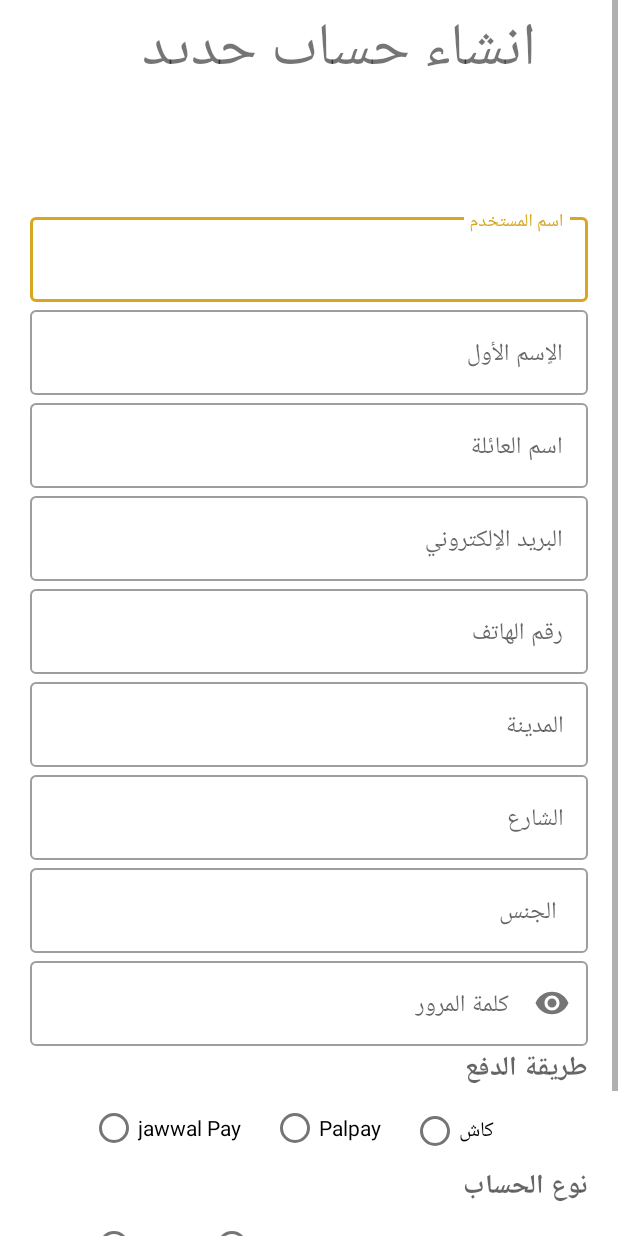
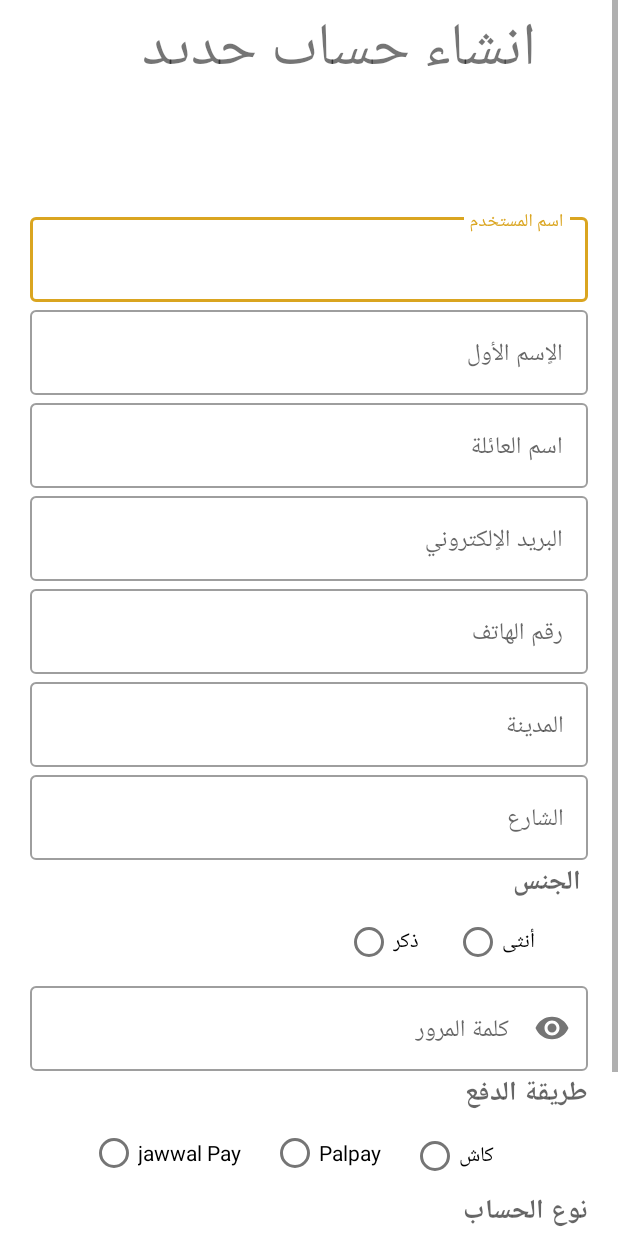
Before and after one commit to SheerenAyesh/Graguate_Project, an Android app: the signup screen opened directly, with no data from a screen before it, on a phone screen of 412 x 824 dp. Run offline under Robolectric (Android 15) with nearby library versions, the phone set to English and light mode, and no system bars; our stand-ins replace Volley.

Commit message:
singup_backendupdate

```diff
--- a/app/src/main/AndroidManifest.xml
+++ b/app/src/main/AndroidManifest.xml
@@ -1,7 +1,7 @@
 <?xml version="1.0" encoding="utf-8"?>
 <manifest xmlns:android="http://schemas.android.com/apk/res/android"
     package="com.example.graduation_project">
-
+    <uses-permission android:name="android.permission.INTERNET"/>
     <application
         android:allowBackup="true"
         android:icon="@mipmap/ic_launcher"
--- a/app/src/main/java/com/example/graduation_project/signup.java
+++ b/app/src/main/java/com/example/graduation_project/signup.java
@@ -24,10 +24,10 @@ import java.util.HashMap;
 import java.util.Map;
 
 public class signup extends AppCompatActivity {
-    private TextInputLayout firstname,lastname,password,email,username,phonenumber,gender,street,city;
-    private RadioButton jawwal, palpay, cash,user,store;
-    private RadioGroup payment,type;
-    private String user1 , store1 ,jawwal1, palpay1, cash1;
+    private TextInputLayout firstname,lastname,password,email,username,phonenumber,street,city;
+    private RadioButton jawwal, palpay, cash,user,store,male,female;
+    private RadioGroup payment,type,gender;
+    private String user1 , store1 ,jawwal1, palpay1, cash1,male1,female1;
 
     @Override
     protected void onCreate(Bundle savedInstanceState) {
@@ -47,6 +47,8 @@ public class signup extends AppCompatActivity {
         cash=findViewById(R.id.cash);
         user=findViewById(R.id.user);
         store=findViewById(R.id.store);
+        male=findViewById(R.id.male);
+        female=findViewById(R.id.female);
 
 
     }
@@ -84,6 +86,20 @@ public class signup extends AppCompatActivity {
                     break;
         }
     }
+    public void onRadioButtonClickedgender(View view) {
+        boolean checked = ((RadioButton) view).isChecked();
+        switch(view.getId()) {
+            case R.id.male:
+                if (checked)
+                    male1 = "male";
+                break;
+            case R.id.female:
+                if (checked)
+                    female1 = "female";
+                break;
+
+        }
+    }
     public void creat(View view) {
         String uname=username.getEditText().getText().toString();
         String fname=firstname.getEditText().getText().toString();
@@ -91,15 +107,15 @@ public class signup extends AppCompatActivity {
         String pass=password.getEditText().getText().toString();
         String mail=email.getEditText().getText().toString();
         String phone=phonenumber.getEditText().getText().toString();
-        String gen=gender.getEditText().getText().toString();
         String strt=street.getEditText().getText().toString();
         String cty=city.getEditText().getText().toString();
 
-        checkusername(uname,fname,lname,pass,mail,phone,gen,strt,cty,store1,user1,jawwal1,palpay1,cash1);
+
+        checkusername(uname,fname,lname,pass,mail,phone,cty,strt,store1,user1,jawwal1,palpay1,cash1,male1,female1);
     }
 
 
-    public void checkusername(String uname,String fname,String lname,String pass,String mail,String phone,String gen,String strt,String cty,String store1,String user1,String jawwal1,String palpay1,String cash1){
+    public void checkusername(String uname,String fname,String lname,String pass,String mail,String phone,String cty,String strt,String store1,String user1,String jawwal1,String palpay1,String cash1,String male1,String female1){
         String url = "http://10.0.2.2:84/graduation_project/checkusername.php";
         RequestQueue queue = Volley.newRequestQueue(signup.this);
         StringRequest request = new StringRequest(Request.Method.POST, url, new com.android.volley.Response.Listener<String>() {
@@ -110,7 +126,7 @@ public class signup extends AppCompatActivity {
                     JSONObject jsonObject = new JSONObject(response);
                     // on below line we are displaying a success toast message.
                     if(jsonObject.getString("message").equals("true")) {
-                        signup(uname,fname,lname,pass,mail,phone,gen,strt,cty,store1,user1,jawwal1,palpay1,cash1);
+                        signup(uname,fname,lname,pass,mail,phone,cty,strt,store1,user1,jawwal1,palpay1,cash1,male1,female1);
                     }
                     else
                         Toast.makeText(signup.this, jsonObject.getString("message"), Toast.LENGTH_SHORT).show();
@@ -153,7 +169,7 @@ public class signup extends AppCompatActivity {
 
     }
     /////////////////////////////////
-    public void signup(String uname,String fname,String lname,String pass,String mail,String phone,String gen,String strt,String cty,String store1,String user1,String jawwal1,String palpay1,String cash1){
+    public void signup(String uname,String fname,String lname,String pass,String mail,String phone,String cty,String strt,String store1,String user1,String jawwal1,String palpay1,String cash1,String male1,String female1){
         String url = "http://10.0.2.2:84/graduation_project/signup.php";
         RequestQueue queue = Volley.newRequestQueue(signup.this);
         StringRequest request = new StringRequest(Request.Method.POST, url, new com.android.volley.Response.Listener<String>() {
@@ -193,12 +209,22 @@ public class signup extends AppCompatActivity {
 
                 params.put("username", uname);
                 params.put("password", pass);
-
                if(user1!= null)
                    params.put("type", user1);
                else
                    if(store1 !=null)
                        params.put("type", store1);
+                params.put("email", mail);
+                params.put("phonenumber", phone);
+                params.put("city", cty);
+                if(male1!= null)
+                    params.put("gender", male1);
+                else
+                if(female1 !=null)
+                    params.put("gender", female1);
+
+                params.put("street", strt);
+
                 if(jawwal1!= null)
                     params.put("payment", jawwal1);
                 else
@@ -208,11 +234,6 @@ public class signup extends AppCompatActivity {
                 if(cash1 !=null)
                     params.put("payment", cash1);
 
-                params.put("email", mail);
-                params.put("phonenumber", fname);
-                params.put("city", lname);
-                params.put("gender", gen);
-                params.put("street", strt);
                 params.put("firstname", fname);
                 params.put("lastname", lname);
 
--- a/app/src/main/res/layout/activity_signup.xml
+++ b/app/src/main/res/layout/activity_signup.xml
@@ -121,17 +121,39 @@
                     android:layout_width="match_parent"
                     android:layout_height="wrap_content" />
             </com.google.android.material.textfield.TextInputLayout>
-
-            <com.google.android.material.textfield.TextInputLayout
-                android:id="@+id/gender"
-                style="@style/Widget.MaterialComponents.TextInputLayout.OutlinedBox"
+**************************************************************************
+            <TextView
                 android:layout_width="match_parent"
                 android:layout_height="wrap_content"
-                android:hint=" الجنس">
-                <com.google.android.material.textfield.TextInputEditText
-                    android:layout_width="match_parent"
-                    android:layout_height="wrap_content" />
-            </com.google.android.material.textfield.TextInputLayout>
+                android:hint=" الجنس"
+                android:textSize="18dp"
+                android:textStyle="bold"/>
+            <RadioGroup
+                android:id="@+id/gender"
+                android:layout_marginLeft="200dp"
+                android:layout_width="match_parent"
+                android:layout_height="wrap_content"
+                android:orientation="horizontal">
+
+                <RadioButton
+                    android:id="@+id/male"
+                    android:layout_width="wrap_content"
+                    android:layout_height="wrap_content"
+                    android:onClick="onRadioButtonClickedgender"
+                    android:text=" ذكر"
+                    android:layout_marginRight="10dp"
+                    android:layout_marginLeft="10dp"/>
+
+                <RadioButton android:id="@+id/female"
+                    android:layout_width="wrap_content"
+                    android:layout_height="wrap_content"
+                    android:text="أنثى"
+                    android:onClick="onRadioButtonClickedgender"
+                    android:layout_marginRight="10dp"
+                    android:layout_marginLeft="10dp"/>
+            </RadioGroup>
+
+            *******************************************************************
             <com.google.android.material.textfield.TextInputLayout
                 android:id="@+id/password"
                 style="@style/Widget.MaterialComponents.TextInputLayout.OutlinedBox"
```
